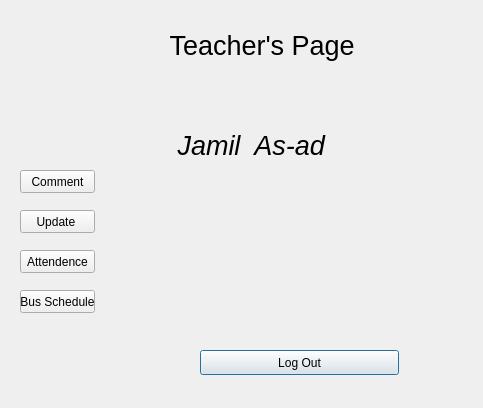
Qt form fodialog.ui (Rakib-hosen/RSproject) before a commit.
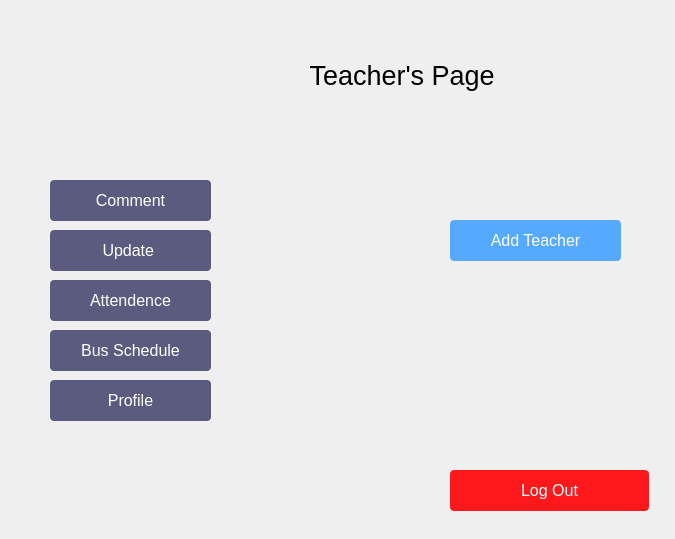
The same form after that commit.

Diff of the .ui file:
```diff
--- a/fodialog.ui
+++ b/fodialog.ui
@@ -6,8 +6,8 @@
    <rect>
     <x>0</x>
     <y>0</y>
-    <width>483</width>
-    <height>408</height>
+    <width>675</width>
+    <height>539</height>
    </rect>
   </property>
   <property name="font">
@@ -18,30 +18,11 @@
   <property name="windowTitle">
    <string>Dialog</string>
   </property>
-  <widget class="QLabel" name="label">
-   <property name="geometry">
-    <rect>
-     <x>140</x>
-     <y>80</y>
-     <width>231</width>
-     <height>131</height>
-    </rect>
-   </property>
-   <property name="font">
-    <font>
-     <pointsize>20</pointsize>
-     <italic>true</italic>
-    </font>
-   </property>
-   <property name="text">
-    <string>     Jamil  As-ad</string>
-   </property>
-  </widget>
   <widget class="QLabel" name="label_2">
    <property name="geometry">
     <rect>
-     <x>80</x>
-     <y>20</y>
+     <x>220</x>
+     <y>50</y>
      <width>311</width>
      <height>51</height>
     </rect>
@@ -58,12 +39,25 @@
   <widget class="QPushButton" name="pushButton_3">
    <property name="geometry">
     <rect>
-     <x>200</x>
-     <y>350</y>
+     <x>450</x>
+     <y>470</y>
      <width>199</width>
-     <height>25</height>
+     <height>41</height>
     </rect>
    </property>
+   <property name="styleSheet">
+    <string notr="true">#pushButton_3 {
+    background-color:rgb(255, 24, 27);
+    border: none;
+    color: white;
+    padding: 7px 32px;
+    text-align: center;
+    text-decoration: none;
+    display: inline-block;
+    font-size: 16px;
+border-radius: 4px;
+} </string>
+   </property>
    <property name="text">
     <string>Log Out</string>
    </property>
@@ -71,12 +65,25 @@
   <widget class="QPushButton" name="fo_comment">
    <property name="geometry">
     <rect>
-     <x>20</x>
-     <y>170</y>
-     <width>75</width>
-     <height>23</height>
+     <x>50</x>
+     <y>180</y>
+     <width>161</width>
+     <height>41</height>
     </rect>
    </property>
+   <property name="styleSheet">
+    <string notr="true">#fo_comment {
+    background-color: rgb(91, 91, 127);
+    border: none;
+    color: white;
+    padding: 7px 32px;
+    text-align: center;
+    text-decoration: none;
+    display: inline-block;
+    font-size: 16px;
+border-radius: 4px;
+} </string>
+   </property>
    <property name="text">
     <string>Comment</string>
    </property>
@@ -84,12 +91,25 @@
   <widget class="QPushButton" name="fo_updat_profile">
    <property name="geometry">
     <rect>
-     <x>20</x>
-     <y>210</y>
-     <width>75</width>
-     <height>23</height>
+     <x>50</x>
+     <y>230</y>
+     <width>161</width>
+     <height>41</height>
     </rect>
    </property>
+   <property name="styleSheet">
+    <string notr="true">#fo_updat_profile {
+    background-color: rgb(91, 91, 127);
+    border: none;
+    color: white;
+    padding: 7px 32px;
+    text-align: center;
+    text-decoration: none;
+    display: inline-block;
+    font-size: 16px;
+border-radius: 4px;
+} </string>
+   </property>
    <property name="text">
     <string>Update </string>
    </property>
@@ -97,12 +117,25 @@
   <widget class="QPushButton" name="attendence">
    <property name="geometry">
     <rect>
-     <x>20</x>
-     <y>250</y>
-     <width>75</width>
-     <height>23</height>
+     <x>50</x>
+     <y>280</y>
+     <width>161</width>
+     <height>41</height>
     </rect>
    </property>
+   <property name="styleSheet">
+    <string notr="true">#attendence {
+    background-color: rgb(91, 91, 127);
+    border: none;
+    color: white;
+    padding: 7px 32px;
+    text-align: center;
+    text-decoration: none;
+    display: inline-block;
+    font-size: 16px;
+border-radius: 4px;
+} </string>
+   </property>
    <property name="text">
     <string>Attendence</string>
    </property>
@@ -110,16 +143,81 @@
   <widget class="QPushButton" name="f0_bus_schedule">
    <property name="geometry">
     <rect>
-     <x>20</x>
-     <y>290</y>
-     <width>75</width>
-     <height>23</height>
+     <x>50</x>
+     <y>330</y>
+     <width>161</width>
+     <height>41</height>
     </rect>
    </property>
+   <property name="styleSheet">
+    <string notr="true">#f0_bus_schedule{
+    background-color: rgb(91, 91, 127);
+    border: none;
+    color: white;
+    padding: 7px 32px;
+    text-align: center;
+    text-decoration: none;
+    display: inline-block;
+    font-size: 16px;
+border-radius: 4px;
+} </string>
+   </property>
    <property name="text">
     <string>Bus Schedule</string>
    </property>
   </widget>
+  <widget class="QPushButton" name="add_teacher">
+   <property name="geometry">
+    <rect>
+     <x>450</x>
+     <y>220</y>
+     <width>171</width>
+     <height>41</height>
+    </rect>
+   </property>
+   <property name="styleSheet">
+    <string notr="true">#add_teacher{
+    background-color:rgb(85, 170, 255);
+    border: none;
+    color: white;
+    padding: 7px 32px;
+    text-align: center;
+    text-decoration: none;
+    display: inline-block;
+    font-size: 16px;
+border-radius: 4px;
+} </string>
+   </property>
+   <property name="text">
+    <string>Add Teacher</string>
+   </property>
+  </widget>
+  <widget class="QPushButton" name="watch_your_profile">
+   <property name="geometry">
+    <rect>
+     <x>50</x>
+     <y>380</y>
+     <width>161</width>
+     <height>41</height>
+    </rect>
+   </property>
+   <property name="styleSheet">
+    <string notr="true">#watch_your_profile{
+    background-color: rgb(91, 91, 127);
+    border: none;
+    color: white;
+    padding: 7px 32px;
+    text-align: center;
+    text-decoration: none;
+    display: inline-block;
+    font-size: 16px;
+border-radius: 4px;
+} </string>
+   </property>
+   <property name="text">
+    <string>Profile</string>
+   </property>
+  </widget>
  </widget>
  <resources/>
  <connections/>
```
